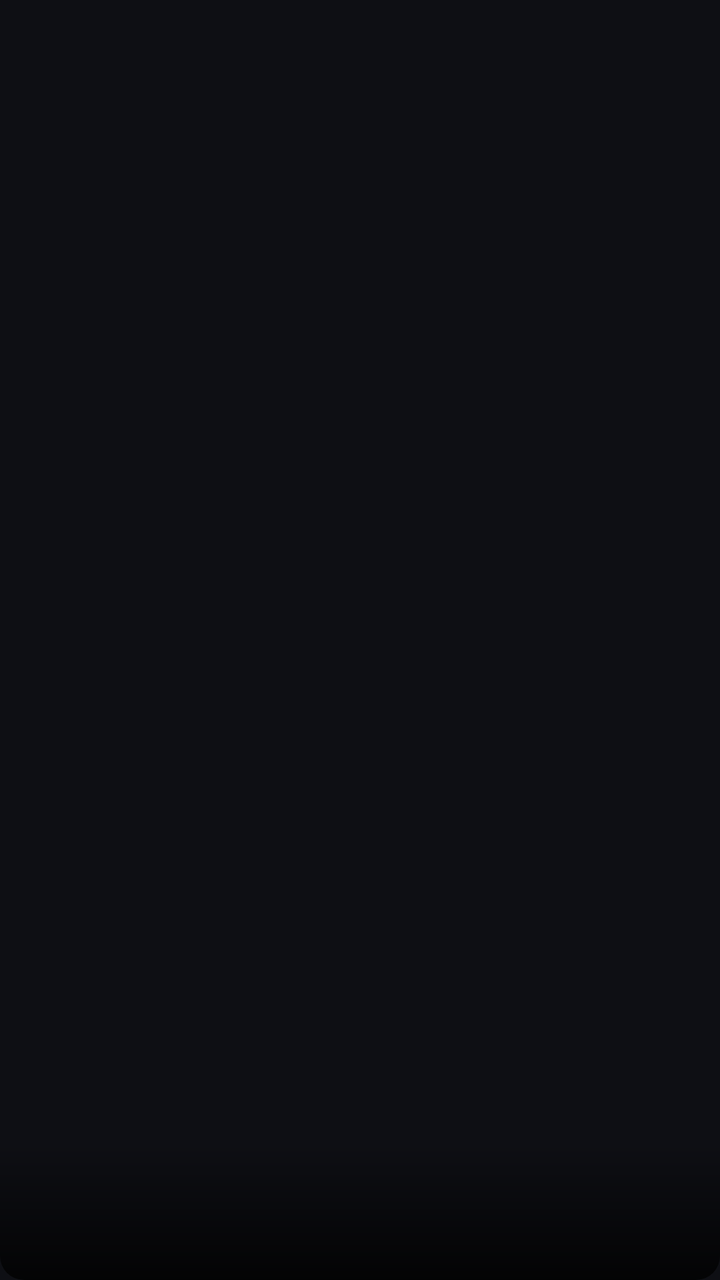
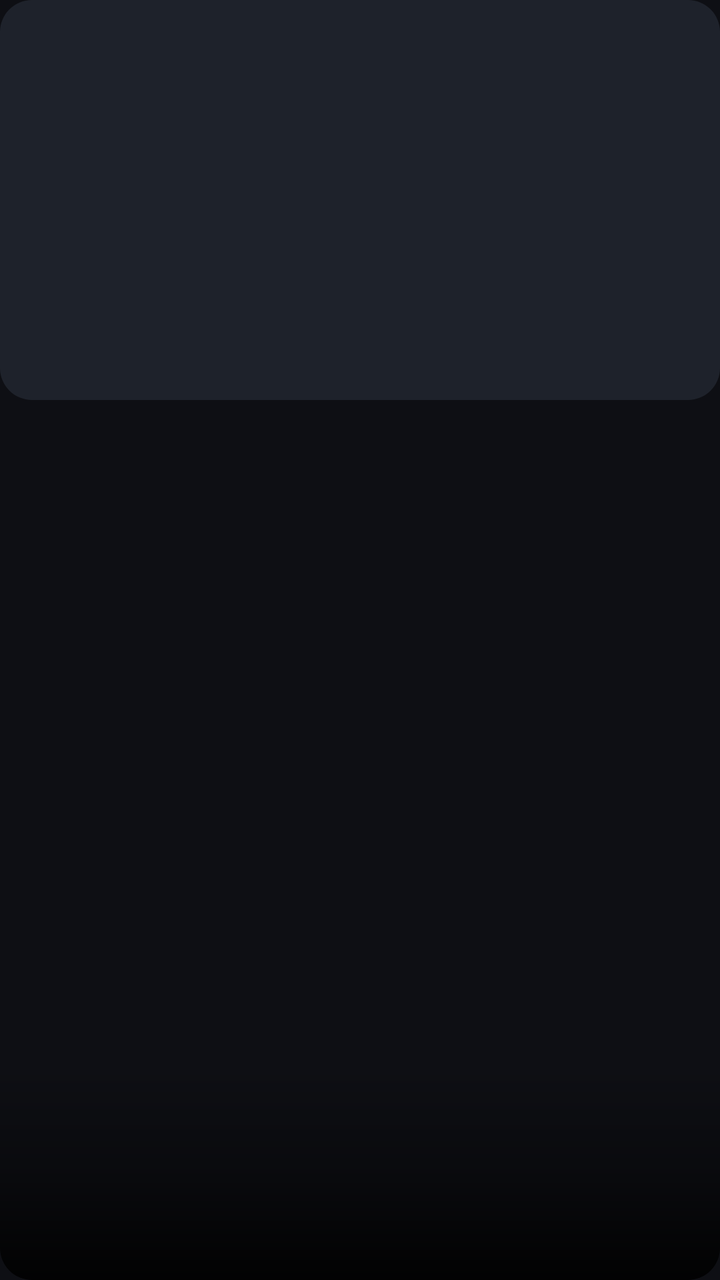

Compare the two renders of this Android layout. The source of the first and the diff that turns it into the second are given below.
<!-- AndroidManifest.xml: application theme Theme.ZongYiBox -->
<!-- res/layout/item_banner_page.xml -->
<?xml version="1.0" encoding="utf-8"?>
<FrameLayout xmlns:android="http://schemas.android.com/apk/res/android"
    xmlns:app="http://schemas.android.com/apk/res-auto"
    android:layout_width="match_parent"
    android:layout_height="match_parent">

    <com.google.android.material.imageview.ShapeableImageView
        android:id="@+id/imgBanner"
        android:layout_width="match_parent"
        android:layout_height="180dp"
        android:scaleType="centerCrop"
        app:shapeAppearanceOverlay="@style/BannerCorner" />

    <LinearLayout
        android:layout_width="match_parent"
        android:layout_height="70dp"
        android:layout_gravity="bottom"
        android:background="@drawable/banner_scrim"
        android:gravity="bottom"
        android:orientation="vertical"
        android:paddingHorizontal="16dp"
        android:paddingBottom="12dp">

        <TextView
            android:id="@+id/tvBannerTitle"
            android:layout_width="wrap_content"
            android:layout_height="wrap_content"
            android:textColor="@color/text_primary"
            android:textSize="20sp"
            android:textStyle="bold" />
    </LinearLayout>
</FrameLayout>
<!-- resources referenced by this layout -->
<resources>
  <color name="text_primary">#F2F3F5</color>
  <!-- drawable banner_scrim (drawable) -->
  <?xml version="1.0" encoding="utf-8"?>
  <shape xmlns:android="http://schemas.android.com/apk/res/android" android:shape="rectangle">
      <gradient
          android:angle="270"
          android:startColor="@android:color/transparent"
          android:endColor="#CC000000" />
      <corners android:bottomLeftRadius="12dp" android:bottomRightRadius="12dp" />
  </shape>
  <style name="BannerCorner" parent="">
          <item name="cornerSize">12dp</item>
      </style>
  <style name="Theme.ZongYiBox" parent="Theme.MaterialComponents.DayNight.NoActionBar">
          <item name="android:windowBackground">@color/bg</item>
          <item name="android:statusBarColor">@color/bg</item>
          <item name="android:navigationBarColor">@color/surface</item>
          <item name="android:windowLightStatusBar">false</item>
          <item name="colorPrimary">@color/accent</item>
          <item name="colorSecondary">@color/accent</item>
          <item name="android:colorBackground">@color/bg</item>
          <item name="android:textColorPrimary">@color/text_primary</item>
          <item name="android:textColorSecondary">@color/text_secondary</item>
          <item name="bottomSheetDialogTheme">@style/Theme.ZongYiBox.BottomSheet</item>
      </style>
  <color name="bg">#0E0F14</color>
  <color name="surface">#171A21</color>
  <color name="accent">#FF6A3D</color>
  <color name="text_secondary">#9AA0A6</color>
  <style name="Theme.ZongYiBox.BottomSheet" parent="ThemeOverlay.MaterialComponents.BottomSheetDialog">
          <item name="bottomSheetStyle">@style/Widget.ZongYiBox.BottomSheet</item>
      </style>
  <style name="Widget.ZongYiBox.BottomSheet" parent="Widget.MaterialComponents.BottomSheet.Modal">
          <item name="backgroundTint">@color/surface</item>
      </style>
</resources>

<!-- the commit's change to res/layout/item_banner_page.xml (unified diff, before → after) -->
@@ -7,26 +7,49 @@
     <com.google.android.material.imageview.ShapeableImageView
         android:id="@+id/imgBanner"
         android:layout_width="match_parent"
-        android:layout_height="180dp"
+        android:layout_height="200dp"
         android:scaleType="centerCrop"
-        app:shapeAppearanceOverlay="@style/BannerCorner" />
+        app:shapeAppearanceOverlay="@style/BannerCorner"
+        app:srcCompat="@color/surface2" />
 
+    
     <LinearLayout
         android:layout_width="match_parent"
-        android:layout_height="70dp"
+        android:layout_height="110dp"
         android:layout_gravity="bottom"
         android:background="@drawable/banner_scrim"
         android:gravity="bottom"
         android:orientation="vertical"
-        android:paddingHorizontal="16dp"
-        android:paddingBottom="12dp">
+        android:paddingHorizontal="18dp"
+        android:paddingBottom="34dp">
 
         <TextView
             android:id="@+id/tvBannerTitle"
             android:layout_width="wrap_content"
             android:layout_height="wrap_content"
+            android:ellipsize="end"
+            android:maxLines="2"
+            android:shadowColor="#AA000000"
+            android:shadowDy="2"
+            android:shadowRadius="6"
             android:textColor="@color/text_primary"
-            android:textSize="20sp"
+            android:textSize="22sp"
             android:textStyle="bold" />
     </LinearLayout>
+
+    
+    <TextView
+        android:id="@+id/tvBannerRemark"
+        android:layout_width="wrap_content"
+        android:layout_height="wrap_content"
+        android:layout_gravity="top|end"
+        android:layout_margin="10dp"
+        android:background="@drawable/bg_badge"
+        android:ellipsize="end"
+        android:maxLines="1"
+        android:paddingHorizontal="8dp"
+        android:paddingVertical="3dp"
+        android:textColor="@color/text_primary"
+        android:textSize="11sp"
+        android:visibility="gone" />
 </FrameLayout>
<!-- resource entries referenced after the edit -->
@@ -1,5 +1,6 @@
 <!-- resources referenced by this layout -->
 <resources>
+  <color name="surface2">#1E222B</color>
   <color name="text_primary">#F2F3F5</color>
   <!-- drawable banner_scrim (drawable) -->
   <?xml version="1.0" encoding="utf-8"?>
@@ -7,11 +8,20 @@
       <gradient
           android:angle="270"
           android:startColor="@android:color/transparent"
-          android:endColor="#CC000000" />
-      <corners android:bottomLeftRadius="12dp" android:bottomRightRadius="12dp" />
+          android:centerColor="#55000000"
+          android:endColor="#E6000000" />
+      <corners
+          android:bottomLeftRadius="16dp"
+          android:bottomRightRadius="16dp" />
+  </shape>
+  <!-- drawable bg_badge (drawable) -->
+  <?xml version="1.0" encoding="utf-8"?>
+  <shape xmlns:android="http://schemas.android.com/apk/res/android">
+      <solid android:color="@color/badge" />
+      <corners android:radius="4dp" />
   </shape>
   <style name="BannerCorner" parent="">
-          <item name="cornerSize">12dp</item>
+          <item name="cornerSize">16dp</item>
       </style>
   <style name="Theme.ZongYiBox" parent="Theme.MaterialComponents.DayNight.NoActionBar">
           <item name="android:windowBackground">@color/bg</item>
@@ -25,6 +35,7 @@
           <item name="android:textColorSecondary">@color/text_secondary</item>
           <item name="bottomSheetDialogTheme">@style/Theme.ZongYiBox.BottomSheet</item>
       </style>
+  <color name="badge">#E8443A</color>
   <color name="bg">#0E0F14</color>
   <color name="surface">#171A21</color>
   <color name="accent">#FF6A3D</color>
